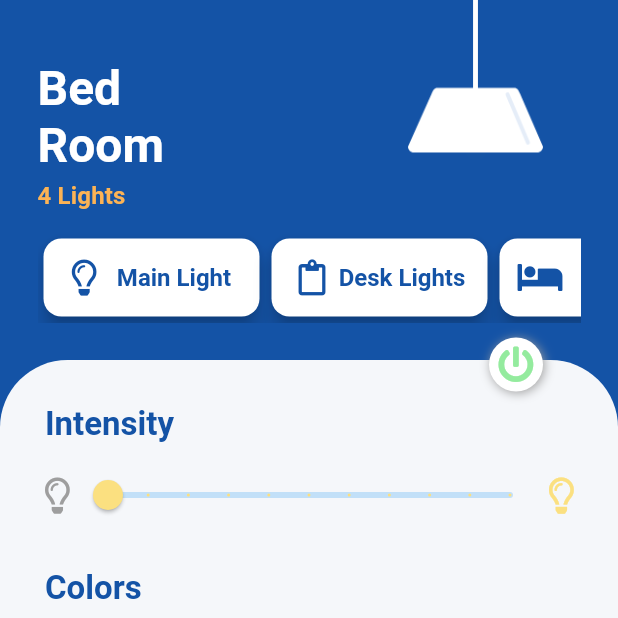
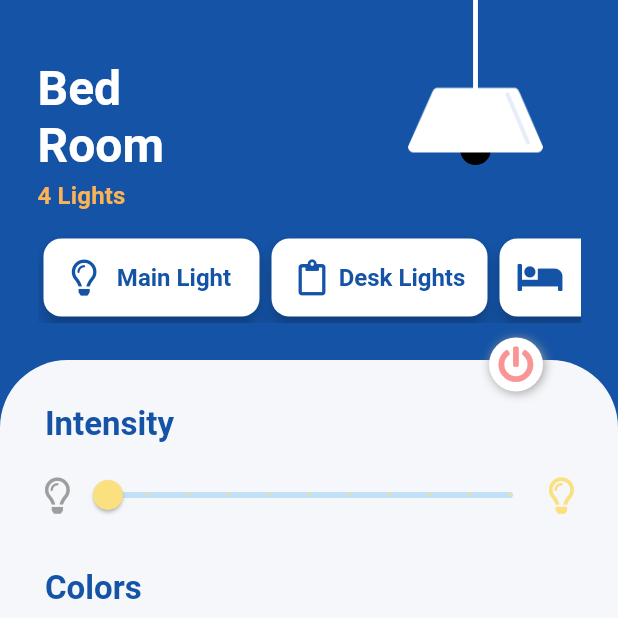
Before and after one commit to jfrsbg/light_control_app, a Flutter app: the screen it shows after launch, on a phone screen of 412 x 824 dp, the top half of it. Run offline on Flutter 3.47's test engine with Material 2 defaults, Android fonts, the phone set to English and light mode, and no system bars; our stand-ins replace flutter_mobx, font_awesome_flutter, get_it, mobx; missing offline and left inert: flutter_circle_color_picker; generated files the repository leaves out were written again.

Commit message:
state management to on/off light and intensity of light

```diff
--- a/lib/Injectors.dart
+++ b/lib/Injectors.dart
@@ -1,5 +1,7 @@
 import 'package:get_it/get_it.dart';
 import 'package:light_control/stores/SelectItemRoomStore.dart';
+
+import 'stores/room/RoomStore.dart';
 
 //Class to register singletons with GetIt
 class Injectors{
@@ -7,6 +9,7 @@ class Injectors{
   Injectors._();
 
   void initialize(){
-    GetIt.I.registerLazySingleton(() => SelectItemRoomStore());
+    GetIt.I.registerLazySingleton<SelectItemRoomStore>(() => SelectItemRoomStore());
+    GetIt.I.registerLazySingleton<RoomStore>(() => RoomStore());
   }
 }
--- a/lib/room/RoomPage.dart
+++ b/lib/room/RoomPage.dart
@@ -1,7 +1,10 @@
 import 'package:flutter/material.dart';
+import 'package:flutter_mobx/flutter_mobx.dart';
 import 'package:font_awesome_flutter/font_awesome_flutter.dart';
+import 'package:get_it/get_it.dart';
 import 'package:light_control/room/components/BodyRoom.dart';
 import 'package:light_control/room/components/HeaderRoom.dart';
+import 'package:light_control/stores/room/RoomStore.dart';
 import 'package:light_control/theme/DefaultTheme.dart';
 
 class RoomPage extends StatefulWidget {
@@ -10,13 +13,9 @@ class RoomPage extends StatefulWidget {
 }
 
 class _RoomPageState extends State<RoomPage> {
-  bool buttonOn = true;
+  final roomStore = GetIt.I.get<RoomStore>();
 
-  void onTap(){
-    setState(() {
-      buttonOn = !buttonOn;
-    });
-  }
+  void onTap() => roomStore.setLightOn(!roomStore.lightOn);
 
   @override
   Widget build(BuildContext context) {
@@ -58,8 +57,12 @@ class _RoomPageState extends State<RoomPage> {
                           ),
                           child: Padding(
                             padding: const EdgeInsets.all(6.0),
-                            child: Icon(FontAwesomeIcons.powerOff,
-                              color: buttonOn ? DefaultColors.powerOn : DefaultColors.powerOff,
+                            child: Observer(
+                              builder: (_){
+                                return Icon(FontAwesomeIcons.powerOff,
+                                  color: roomStore.lightOn ? DefaultColors.powerOn : DefaultColors.powerOff,
+                                );
+                              },
                             ),
                           )
                       ),
--- a/lib/room/components/CustomSlider.dart
+++ b/lib/room/components/CustomSlider.dart
@@ -1,30 +1,26 @@
 import 'package:flutter/material.dart';
+import 'package:flutter_mobx/flutter_mobx.dart';
+import 'package:get_it/get_it.dart';
+import 'package:light_control/stores/room/RoomStore.dart';
 import 'package:light_control/theme/DefaultTheme.dart';
 
-class CustomSlider extends StatefulWidget {
-  @override
-  _CustomSliderState createState() => _CustomSliderState();
-}
-
-class _CustomSliderState extends State<CustomSlider> {
-  double value = 0;
-  void onChanged(double value){
-    setState(() {
-      this.value = value;
-    });
-  }
+class CustomSlider extends StatelessWidget {
+  final roomStore = GetIt.I.get<RoomStore>();
 
   @override
   Widget build(BuildContext context) {
-    return Slider(
-      value: value,
-      onChanged: onChanged,
-      min: 0,
-      max: 10,
-      divisions: 10,
-      label: "${this.value.toInt()}",
-      activeColor: DefaultColors.light,
-
+    return Observer(
+      builder: (_){
+        return Slider(
+          value: roomStore.lightIntensity,
+          onChanged: roomStore.setLightIntensity,
+          min: roomStore.minIntensity,
+          max: roomStore.maxIntensity,
+          divisions: 10,
+          label: "${roomStore.lightIntensity.toInt()}",
+          activeColor: DefaultColors.light,
+        );
+      },
     );
   }
 }
--- a/lib/room/components/HeaderRoom.dart
+++ b/lib/room/components/HeaderRoom.dart
@@ -1,12 +1,18 @@
 import 'package:flutter/material.dart';
+import 'package:flutter_mobx/flutter_mobx.dart';
 import 'package:font_awesome_flutter/font_awesome_flutter.dart';
+import 'package:get_it/get_it.dart';
 import 'package:light_control/room/components/CardItemRoom.dart';
+import 'package:light_control/stores/room/RoomStore.dart';
 
 class HeaderRoom extends StatelessWidget {
   final String roomName;
   final int lights;
 
-  const HeaderRoom({this.roomName, this.lights}) ;
+  HeaderRoom({this.roomName, this.lights}) ;
+
+  final roomStore = GetIt.I.get<RoomStore>();
+
   @override
   Widget build(BuildContext context) {
     return Stack(
@@ -70,7 +76,41 @@ class HeaderRoom extends StatelessWidget {
         Positioned(
           top: 0,
           right: 50,
-          child: SafeArea(child: Image.asset("assets/images/light_bulb.png", width: 90,)),
+          child: SafeArea(
+              child: Stack(
+                children: <Widget>[
+                  Positioned(
+                    top: 90,
+                    right: 35,
+                    child: Observer(
+                      builder: (_){
+                        return Container(
+                          decoration: BoxDecoration(
+                            borderRadius: BorderRadius.all(
+                                Radius.circular(20)
+                            ),
+                            boxShadow: [
+                              roomStore.lightOn ? BoxShadow(
+                                  color: Color(0xffff8c0c).withOpacity(roomStore.lightIntensity/roomStore.maxIntensity),
+                                  blurRadius: 15,
+                                  spreadRadius: 10
+                              ) : BoxShadow(),
+                            ],
+                            color:
+                            roomStore.lightOn ?
+                            Color(0xffff8c0c).withOpacity(roomStore.lightIntensity/roomStore.maxIntensity)
+                                : Colors.black,
+                          ),
+                          height: 20,
+                          width: 20,
+                        );
+                      },
+                    ),
+                  ),
+                  Image.asset("assets/images/light_bulb.png", width: 90,)
+                ],
+              )
+          ),
         ),
       ],
     );
```
Also changed, not shown: lib/stores/room/RoomStore.dart (added, +22 -0 lines), lib/stores/room/RoomStore.g.dart (added).
